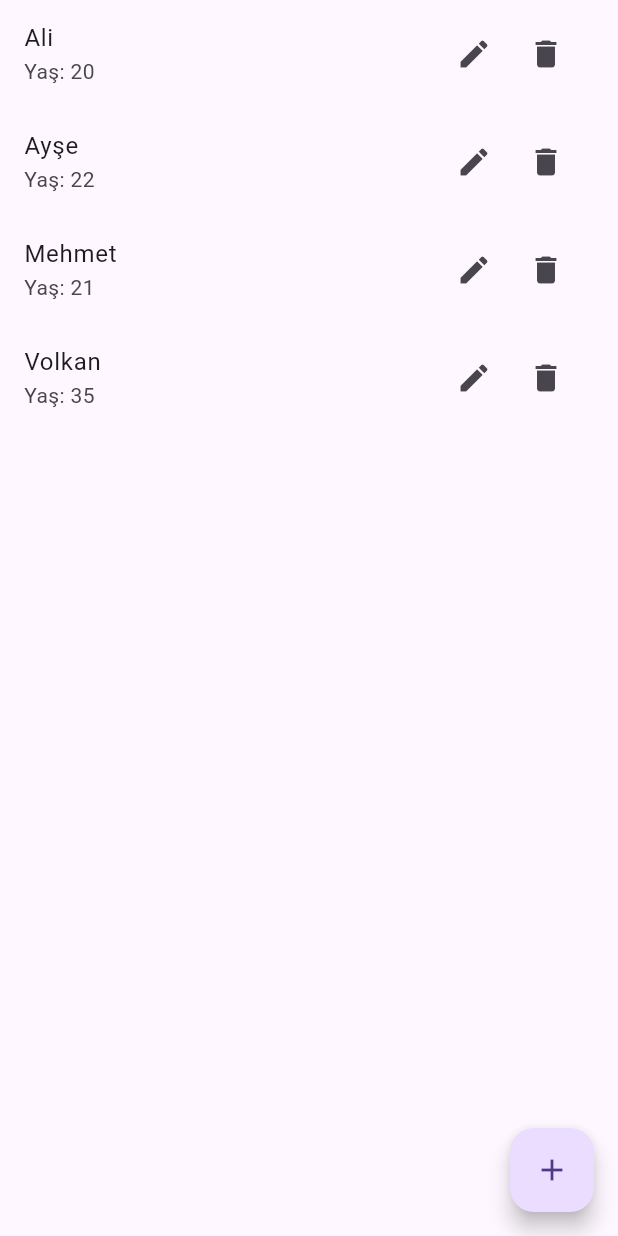
After one commit to hakangencoglu/bim324mobiluygulamagelistirme, a Flutter app: the screen it shows after launch, in the side drawer, after a tap on "Öğrenci Listesi", on a phone screen of 412 x 824 dp. The commit adds this screen. Run offline on Flutter 3.47's test engine with Material 3 defaults, Android fonts, the phone set to English and light mode, and no system bars; our stand-ins replace shared_preferences.

Commit message:
json-sharedpreferences

```diff
--- /dev/null
+++ b/assets/ogrenciler.json
@@ -0,0 +1,6 @@
+[
+  { "id": 1, "ad": "Ali", "yas": 20 },
+  { "id": 2, "ad": "Ayşe", "yas": 22 },
+  { "id": 3, "ad": "Mehmet", "yas": 21 },
+  { "id": 4, "ad": "Volkan", "yas": 35 }
+]
--- a/lib/AppDrawer.dart
+++ b/lib/AppDrawer.dart
@@ -22,6 +22,14 @@ class AppDrawer extends StatelessWidget {
             onTap: () => Navigator.pushReplacementNamed(context, '/taskList'),
           ),
           ListTile(
+            title: const Text('Öğrenci Listesi'),
+            onTap: () => Navigator.pushReplacementNamed(context, '/ogrenciListesi'),
+          ),
+          ListTile(
+            title: const Text('Shared Preferences'),
+            onTap: () => Navigator.pushReplacementNamed(context, '/shared'),
+          ),
+          ListTile(
             title: const Text('Çıkış yap'),
             onTap: () => Navigator.pushReplacementNamed(context, '/login'),
           ),
--- /dev/null
+++ b/lib/OgrenciListesi.dart
@@ -0,0 +1,97 @@
+import 'dart:convert';
+
+import 'package:bim324mobiluygulamagelistirme/AppDrawer.dart';
+import 'package:flutter/cupertino.dart';
+import 'package:flutter/material.dart';
+import 'package:flutter/services.dart';
+
+import 'ogrenci.dart';
+
+class OgrenciListesi extends StatefulWidget {
+  @override
+  State<OgrenciListesi> createState() => _OgrenciListesiState();
+}
+class _OgrenciListesiState extends State<OgrenciListesi> {
+  List<Ogrenci> ogrenciler = [];
+  @override
+  void initState() {
+    super.initState();    veriyiYukle();
+  }
+  Future<void> veriyiYukle() async {
+    final String jsonStr = await rootBundle.loadString('assets/ogrenciler.json');
+    final List<dynamic> veri = jsonDecode(jsonStr);
+    setState(() { ogrenciler = veri.map((e) => Ogrenci.fromJson(e)).toList(); });
+  }
+
+  void ogrenciEkle() {
+    final yeni = Ogrenci(id: DateTime.now().millisecondsSinceEpoch, ad: "Yeni", yas: 18);
+    setState(() {
+      ogrenciler.add(yeni);
+    });
+  }
+
+  void ogrenciSil(int id) {
+    setState(() {
+      ogrenciler.removeWhere((o) => o.id == id);
+    });
+  }
+
+  void ogrenciGuncelle(Ogrenci ogrenci) {
+    showDialog(
+      context: context,
+      builder: (context) {
+        final adCtrl = TextEditingController(text: ogrenci.ad);
+        final yasCtrl = TextEditingController(text: ogrenci.yas.toString());
+        return AlertDialog(
+          title: const Text("Güncelle"),
+          content: Column(
+            mainAxisSize: MainAxisSize.min,
+            children: [
+              TextField(controller: adCtrl, decoration: InputDecoration(labelText: 'Ad')),
+              TextField(controller: yasCtrl, decoration: InputDecoration(labelText: 'Yaş'), keyboardType: TextInputType.number),
+            ],
+          ),
+          actions: [
+            TextButton(
+              onPressed: () {
+                setState(() {
+                  ogrenci.ad = adCtrl.text;
+                  ogrenci.yas = int.tryParse(yasCtrl.text) ?? ogrenci.yas;
+                });
+                Navigator.pop(context);
+              },
+              child: Text("Kaydet"),
+            ),
+          ],
+        );
+      },
+    );
+  }
+  @override
+  Widget build(BuildContext context) {
+    return Scaffold(
+      //drawer: const AppDrawer(),
+      //appBar: AppBar(title: Text("Öğrenci Listesi")),
+      body: ListView.builder(
+        itemCount: ogrenciler.length,
+        itemBuilder: (context, index) {
+          final o = ogrenciler[index];
+          return ListTile(
+            title: Text(o.ad),            subtitle: Text("Yaş: ${o.yas}"),
+            trailing: Row(
+              mainAxisSize: MainAxisSize.min,
+              children: [
+                IconButton(icon: const Icon(Icons.edit), onPressed: () => ogrenciGuncelle(o)),
+                IconButton(icon: const Icon(Icons.delete), onPressed: () => ogrenciSil(o.id)),
+              ],
+            ),
+          );
+        },
+      ),
+      floatingActionButton: FloatingActionButton(
+        onPressed: ogrenciEkle,
+        child: const Icon(Icons.add),
+      ),
+    );
+  }
+}
--- a/lib/SayfaBir.dart
+++ b/lib/SayfaBir.dart
@@ -1,3 +1,4 @@
+import 'package:bim324mobiluygulamagelistirme/AppDrawer.dart';
 import 'package:flutter/cupertino.dart';
 import 'package:flutter/material.dart';
 
@@ -10,7 +11,9 @@ class SayfaBir extends StatelessWidget{
       appBar: AppBar(
         title: Text("Navigasyon Örneği"),
       ) ,
-      drawer: Drawer(
+      drawer: const AppDrawer(),
+          /*
+      Drawer(
         child:
         ListView(
           children: [
@@ -39,6 +42,7 @@ class SayfaBir extends StatelessWidget{
           ],
         ),
       ),
+      */
 
 
       body:
--- a/lib/main.dart
+++ b/lib/main.dart
@@ -1,8 +1,11 @@
 import 'package:flutter/material.dart';
+import 'SharedPrefer.dart';
 import 'H4StatefulWidget.dart';
+import 'OgrenciListesi.dart';
 import 'SayfaBir.dart';
 import 'SayfaIki.dart';
-
+import 'package:shared_preferences/shared_preferences.dart';
+import 'SharedPrefer.dart';
 //import 'Deneme2.dart';
 
 //import 'Deneme.dart';
@@ -10,51 +13,85 @@ import 'SayfaIki.dart';
 void main() {
   runApp(const MyApp());
 }
-class MyApp extends StatelessWidget {
+
+// Uygulama
+class MyApp extends StatefulWidget {
   const MyApp({super.key});
+
+  @override
+  State<MyApp> createState() => _MyAppState();
+}
+
+class _MyAppState extends State<MyApp> {
+//class MyApp extends StatelessWidget {
+  //const MyApp({super.key});
   // This widget is the root of your application.
+
+  //shared preferences örneği için
+  bool _karanlikMod = false; // Varsayılan olarak tema açık (light)
+
+  @override
+  void initState() {
+    super.initState();
+    _karanlikModuYukle(); // Başlangıçta shared_preferences'tan tema durumunu al
+  }
+  // shared_preferences'tan karanlık mod bilgisini alır
+  void _karanlikModuYukle() async {
+    final prefs = await SharedPreferences.getInstance(); // prefs örneği al
+    setState(() {
+      _karanlikMod = prefs.getBool('karanlikMod') ?? false; // kayıtlı değilse false
+    });
+  }
+
+  // shared_preferences'a yeni karanlık mod bilgisini yazar
+  void _karanlikModuDegistir(bool yeniDeger) async {
+    final prefs = await SharedPreferences.getInstance(); // prefs al
+    await prefs.setBool('karanlikMod', yeniDeger); // yeni değeri yaz
+    setState(() {
+      _karanlikMod = yeniDeger; // ekranı güncelle
+    });
+  }
+
   @override
   Widget build(BuildContext context) {
     return MaterialApp(
-      title: 'Flutter Demo',
+      title: 'SharedPreferences Demo', // uygulama başlığı
       theme: ThemeData(
-        // This is the theme of your application.
-        //
-        // TRY THIS: Try running your application with "flutter run". You'll see
-        // the application has a purple toolbar. Then, without quitting the app,
-        // try changing the seedColor in the colorScheme below to Colors.green
-        // and then invoke "hot reload" (save your changes or press the "hot
-        // reload" button in a Flutter-supported IDE, or press "r" if you used
-        // the command line to start the app).
-        //
-        // Notice that the counter didn't reset back to zero; the application
-        // state is not lost during the reload. To reset the state, use hot
-        // restart instead.
-        //
-        // This works for code too, not just values: Most code changes can be
-        // tested with just a hot reload.
+        brightness: _karanlikMod ? Brightness.dark : Brightness.light, // tema seçimi
+      ),
+      //title: 'Flutter Demo',
+      /*
+      theme: ThemeData(
         colorScheme: ColorScheme.fromSeed(seedColor: Colors.deepPurple),
         useMaterial3: true,
       ),
+      */
       //home: Deneme(),
       //home: const MyHomePage(title: 'Ana sayfa'),
       //home: Deneme2(),
       //home: H4StatelessWidget(),
       //home: H4StatefulWidget(),
       //home: SayfaBir(),
+
       initialRoute: '/',
       routes: {
         '/': (context) => SayfaBir(),
         '/iki': (context) => SayfaIki(),
+        '/ogrenciListesi': (context) => OgrenciListesi(),
+        '/shared': (context) => SharedPrefer(
+          karanlikMod: _karanlikMod, // alt widget'a tema bilgisi gönder
+          onTemaDegisti: _karanlikModuDegistir, // tema değişim fonksiyonu
+        ),
       },
 
     );
   }
 }
 
-
+/*
 class MyHomePage extends StatefulWidget {
   const MyHomePage({super.key, required this.title});
+
 
   // This widget is the home page of your application. It is stateful, meaning
   // that it has a State object (defined below) that contains fields that affect
@@ -94,6 +131,8 @@ class _MyHomePageState extends State<MyHomePage> {
     // fast, so that you can just rebuild anything that needs updating rather
     // than having to individually change instances of widgets.
     return Scaffold(
+
+
       appBar: AppBar(
         // TRY THIS: Try changing the color here to a specific color (to
         // Colors.amber, perhaps?) and trigger a hot reload to see the AppBar
@@ -140,3 +179,4 @@ class _MyHomePageState extends State<MyHomePage> {
     );
   }
 }
+*/
--- /dev/null
+++ b/lib/ogrenci.dart
@@ -0,0 +1,16 @@
+class Ogrenci {
+  int id;  String ad;  int yas;
+  Ogrenci({required this.id, required this.ad, required this.yas});
+  factory Ogrenci.fromJson(Map<String, dynamic> json) {
+    return Ogrenci(
+      id: json['id'],      ad: json['ad'],      yas: json['yas'],
+    );
+  }
+  Map<String, dynamic> toJson() {
+    return {
+      'id': id,      'ad': ad,      'yas': yas,
+    };
+  }
+  @override
+  String toString() => 'ID: $id, Ad: $ad, Yaş: $yas';
+}
--- a/pubspec.yaml
+++ b/pubspec.yaml
@@ -30,11 +30,15 @@ environment:
 dependencies:
   flutter:
     sdk: flutter
+
   provider: ^6.0.5
+  # shared preferences örneği için
+  shared_preferences: ^2.2.2
 
   # The following adds the Cupertino Icons font to your application.
   # Use with the CupertinoIcons class for iOS style icons.
   cupertino_icons: ^1.0.6
+
 
 dev_dependencies:
   flutter_test:
@@ -54,6 +58,8 @@ dev_dependencies:
 
 # The following section is specific to Flutter packages.
 flutter:
+  assets:
+    - assets/ogrenciler.json
 
   # The following line ensures that the Material Icons font is
   # included with your application, so that you can use the icons in
```
Also changed, not shown: lib/SharedPrefer.dart (added, +91 -0 lines), pubspec.lock (deleted), 2 other files.
